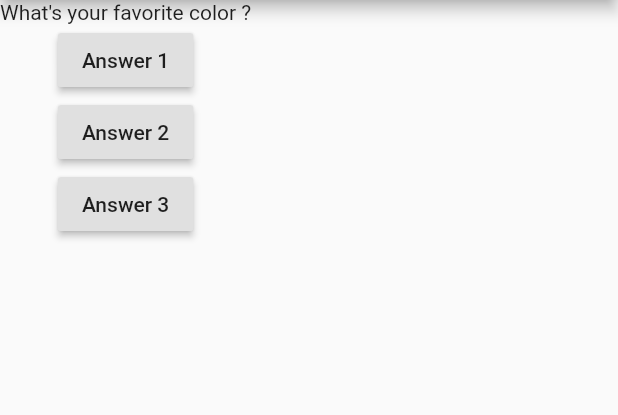
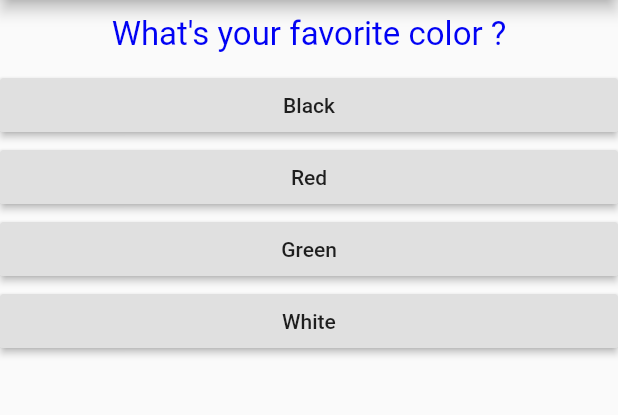
Before and after one commit to naveenvignesh5/flutter_quiz_app, a Flutter app: the screen it shows after launch, on a phone screen of 412 x 824 dp, the part 84-499 px from its top. Run offline on Flutter 3.47's test engine with Material 2 defaults, Android fonts, the phone set to English and light mode, and no system bars.

Commit message:
Adds basic answer, question module with data

```diff
--- /dev/null
+++ b/lib/answer.dart
@@ -0,0 +1,19 @@
+import 'package:flutter/material.dart';
+
+class Answer extends StatelessWidget {
+  final String answerText;
+  final Function selectHandler;
+
+  Answer(this.answerText, this.selectHandler);
+
+  @override
+  Widget build(BuildContext context) {
+    return Container(
+      width: double.infinity,
+      child: RaisedButton(
+        child: Text(answerText),
+        onPressed: selectHandler,
+      ),
+    );
+  }
+}
--- a/lib/main.dart
+++ b/lib/main.dart
@@ -1,21 +1,54 @@
 import 'package:flutter/material.dart';
+
+import 'quiz.dart';
+import 'result.dart';
 
 void main() => runApp(MyApp());
 
-class MyApp extends StatelessWidget {
-  int questionIndex = 0;
+class MyApp extends StatefulWidget {
+  @override
+  State<StatefulWidget> createState() {
+    return _MyAppState();
+  }
+}
 
-  void answerQuestion() {
-    questionIndex += 1;
-    print(questionIndex);
+class _MyAppState extends State<MyApp> {
+  final _questions = const [
+    {
+      'questionText': 'What\'s your favorite color ?',
+      'answers': ['Black', 'Red', 'Green', 'White'],
+    },
+    {
+      'questionText': 'What\'s your favorite animal ?',
+      'answers': ['Dog', 'Cat', 'Mouse', 'Lion'],
+    },
+    {
+      'questionText': 'What\'s your favorite place ?',
+      'answers': [
+        'Paris',
+        'Rome',
+        'Berlin',
+        'London',
+        'Copenhagen',
+      ],
+    },
+  ];
+
+  int _questionIndex = 0;
+
+  void _answerQuestion() {
+    if (_questionIndex < _questions.length) {
+    } else {}
+    setState(() {
+      _questionIndex += 1;
+    });
+    print(_questionIndex);
   }
 
   @override
   Widget build(BuildContext context) {
-    const questions = [
-      'What\'s your favorite color ?',
-      'What\'s your favorite animal ?',
-    ];
+    // _questions = []; won't change if _questions is const
+
     return MaterialApp(
       // title: 'Quiz App',
       home: Scaffold(
@@ -23,25 +56,9 @@ class MyApp extends StatelessWidget {
           title: Text('Quiz App'),
           // backgroundColor: new Color(),
         ),
-        body: Column(
-          children: <Widget>[
-            Text(questions.elementAt(questionIndex)),
-            RaisedButton(
-              child: Text('Answer 1'),
-              onPressed: () {
-                answerQuestion();
-              },
-            ),
-            RaisedButton(
-              child: Text('Answer 2'),
-              onPressed: () => answerQuestion(),
-            ),
-            RaisedButton(
-              child: Text('Answer 3'),
-              onPressed: () => answerQuestion(),
-            ),
-          ],
-        ),
+        body: _questionIndex < _questions.length
+            ? Quiz(answerQuestion: _answerQuestion, questionIndex: _questionIndex, questions: _questions,)
+            : Result()
       ),
     );
   }
--- /dev/null
+++ b/lib/question.dart
@@ -0,0 +1,20 @@
+import 'package:flutter/material.dart';
+
+class Question extends StatelessWidget {
+  final String questionText;
+
+  Question(this.questionText);
+
+  @override
+  Widget build(BuildContext context) {
+    return Container(
+        width: double.infinity,
+        // padding: EdgeInsets.all(10),
+        margin: EdgeInsets.all(10),
+        child: Text(
+          questionText,
+          style: TextStyle(fontSize: 22, color: Color.fromRGBO(1, 2, 244, 1)),
+          textAlign: TextAlign.center,
+        ));
+  }
+}
--- /dev/null
+++ b/lib/quiz.dart
@@ -0,0 +1,27 @@
+import 'package:flutter/material.dart';
+
+import 'question.dart';
+import 'answer.dart';
+
+class Quiz extends StatelessWidget {
+  final List<Map<String, Object>> questions;
+  final int questionIndex;
+  final Function answerQuestion;
+
+  Quiz(
+      {@required this.questions,
+      @required this.answerQuestion,
+      @required this.questionIndex});
+
+  @override
+  Widget build(BuildContext context) {
+    return Column(
+      children: <Widget>[
+        Question(questions[questionIndex]['questionText']),
+        ...(questions[questionIndex]['answers'] as List<String>).map((answer) {
+          return Answer(answer, answerQuestion);
+        }).toList(),
+      ],
+    );
+  }
+}
--- /dev/null
+++ b/lib/result.dart
@@ -0,0 +1,10 @@
+import 'package:flutter/material.dart';
+
+class Result extends StatelessWidget {
+  @override
+  Widget build(BuildContext context) {
+    return Center(
+      child: Text('No more questions...'),
+    );
+  }
+}
```
Also changed, not shown: pubspec.lock.
